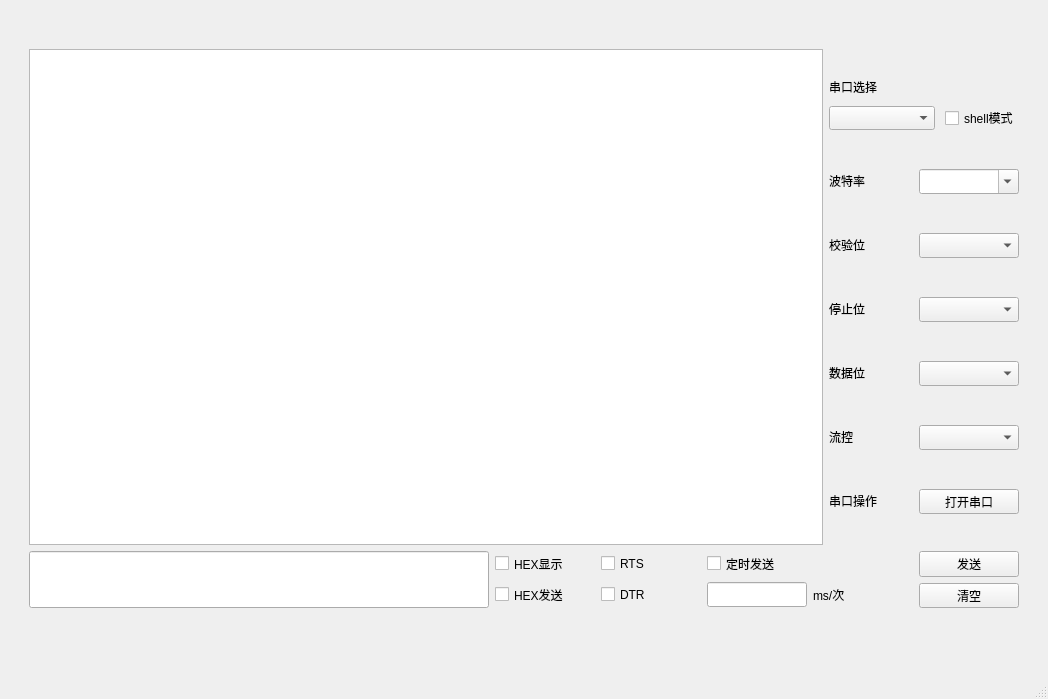
Above: mainwindow.ui from qin343531/qCom before the change. Below: the same form after it.
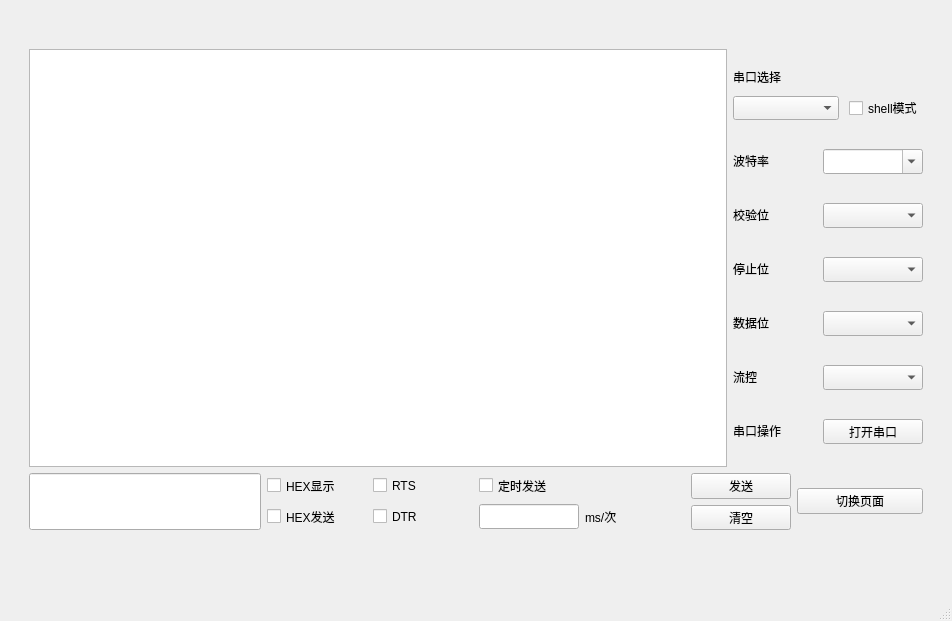
That is the form after the change.

Patch:
```diff
--- a/mainwindow.ui
+++ b/mainwindow.ui
@@ -6,8 +6,8 @@
    <rect>
     <x>0</x>
     <y>0</y>
-    <width>1048</width>
-    <height>699</height>
+    <width>952</width>
+    <height>621</height>
    </rect>
   </property>
   <property name="windowTitle">
@@ -557,6 +557,8 @@
         <item>
          <layout class="QHBoxLayout" name="horizontalLayout_7">
           <item>
+           <layout class="QHBoxLayout" name="horizontalLayout_11">
+            <item>
            <layout class="QVBoxLayout" name="verticalLayout_6">
             <item>
              <widget class="QPushButton" name="pushButton_send">
@@ -598,6 +600,15 @@
             </item>
            </layout>
           </item>
+            <item>
+             <widget class="QPushButton" name="pushButton_troggle">
+              <property name="text">
+               <string>切换页面</string>
+              </property>
+             </widget>
+            </item>
+           </layout>
+          </item>
          </layout>
         </item>
        </layout>
```
Left out of the diff: 44 changed lines with no effect on the pictures. Lines whose indentation alone changed are shown as unchanged.
